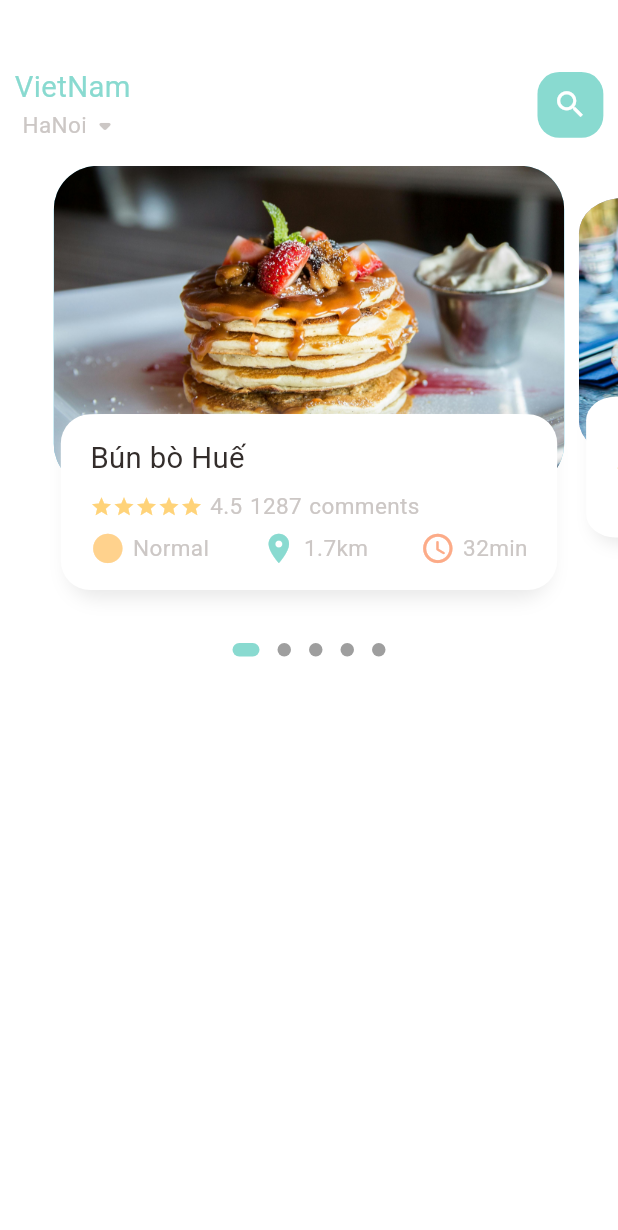
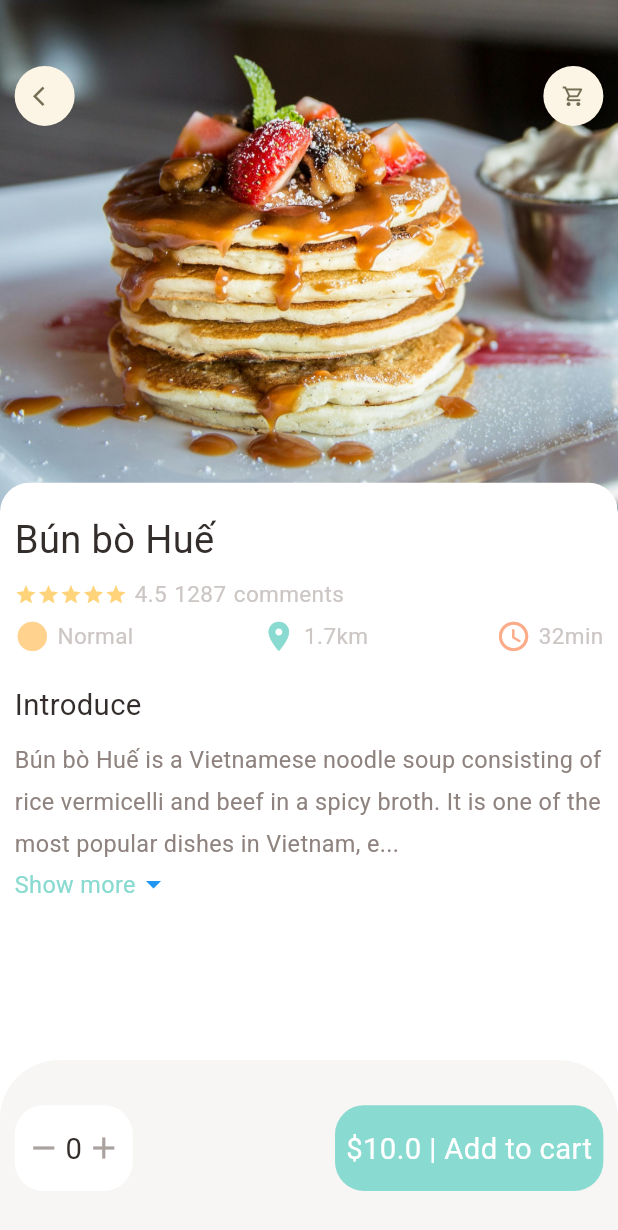
Before and after one commit to khanhphamvan204/MobileProject, a Flutter app: the screen it shows after launch, on a phone screen of 412 x 824 dp. Shown: the top 1230 px of the screen. Run offline on Flutter 3.47's test engine with Material 3 defaults, Android fonts, the phone set to English and light mode, and no system bars; drawn by our look-alikes of dots_indicator; our stand-ins replace get.

Commit message:
Stage 1 at FoodDetailPage

```diff
--- a/lib/Utility/dimensions.dart
+++ b/lib/Utility/dimensions.dart
@@ -20,9 +20,19 @@ class Dimensions {
   static double width30 = screenWidth / 28.13;
 
   static double font20 = screenHeight / 42.2;
+  static double font26 = screenHeight / 32.46;
+  static double font16 = screenHeight / 52.75;
   static double radius20 = screenHeight / 42.2;
   static double radius30 = screenHeight / 28.13;
   static double radius15 = screenHeight / 56.27;
 
   static double iconSize24 = screenHeight / 35.17;
+  static double iconSize16 = screenHeight / 52.75;
+
+  static double listViewImgSize = screenWidth / 3.25;
+  static double listViewTextContSize = screenWidth / 3.9;
+
+  static double popularFoodImgSize = screenHeight / 2.41;
+
+  static double bottomHeightBar = screenHeight / 7.03;
 }
--- a/lib/main.dart
+++ b/lib/main.dart
@@ -1,6 +1,7 @@
 import 'package:flutter/material.dart';
+import 'package:food_ordering/pages/food/popular_food_detail.dart';
 import 'package:get/get.dart';
-import './home/main_food_page.dart';
+import 'package:food_ordering/pages/home/main_food_page.dart';
 
 void main() {
   runApp(const MainApp());
@@ -18,7 +19,7 @@ class MainApp extends StatelessWidget {
         primarySwatch: Colors.blue,
         scaffoldBackgroundColor: Colors.white,
       ),
-      home: MainFoodPage(),
+      home: PopularFoodDetail(),
     );
   }
 }
--- /dev/null
+++ b/lib/pages/food/popular_food_detail.dart
@@ -0,0 +1,145 @@
+import 'package:flutter/material.dart';
+import 'package:food_ordering/Utility/color.dart';
+import 'package:food_ordering/Utility/dimensions.dart';
+import 'package:food_ordering/widgets/app_column.dart';
+import 'package:food_ordering/widgets/app_icon.dart';
+import 'package:food_ordering/widgets/big_text.dart';
+import 'package:food_ordering/widgets/expandable_text_widget.dart';
+import 'package:food_ordering/widgets/icon_and_text_widget.dart';
+import 'package:food_ordering/widgets/small_text.dart';
+
+class PopularFoodDetail extends StatelessWidget {
+  const PopularFoodDetail({super.key});
+
+  @override
+  Widget build(BuildContext context) {
+    return Scaffold(
+      backgroundColor: Colors.white,
+      body: Stack(
+        children: [
+          // Background Image
+          Positioned(
+            left: 0,
+            right: 0,
+            child: Container(
+              width: double.infinity,
+              height: Dimensions.popularFoodImgSize,
+              decoration: BoxDecoration(
+                image: DecorationImage(
+                  image: AssetImage("assets/images/food1.jpg"),
+                  fit: BoxFit.cover,
+                ),
+              ),
+            ),
+          ),
+          // App Bar
+          Positioned(
+            top: Dimensions.height45,
+            left: Dimensions.width20,
+            right: Dimensions.width20,
+            child: Row(
+              mainAxisAlignment: MainAxisAlignment.spaceBetween,
+              children: [
+                AppIcon(icon: Icons.arrow_back_ios),
+                AppIcon(icon: Icons.shopping_cart_outlined),
+              ],
+            ),
+          ),
+          Positioned(
+            left: 0,
+            right: 0,
+            bottom: 0,
+            top: Dimensions.popularFoodImgSize - 20,
+            child: Container(
+              padding: EdgeInsets.only(
+                left: Dimensions.width20,
+                right: Dimensions.width20,
+                top: Dimensions.height20,
+              ),
+              decoration: BoxDecoration(
+                color: Colors.white,
+                borderRadius: BorderRadius.only(
+                  topLeft: Radius.circular(Dimensions.radius20),
+                  topRight: Radius.circular(Dimensions.radius20),
+                ),
+              ),
+              child: Column(
+                crossAxisAlignment: CrossAxisAlignment.start,
+                children: [
+                  AppColumn(text: "Bún bò Huế"),
+                  SizedBox(height: Dimensions.height20),
+                  BigText(text: "Introduce"),
+                  SizedBox(height: Dimensions.height10),
+                  Expanded(
+                    child: SingleChildScrollView(
+                      child: ExpandableTextWidget(
+                        text:
+                            "Bún bò Huế is a Vietnamese noodle soup consisting of rice vermicelli and beef in a spicy broth. It is one of the most popular dishes in Vietnam, especially in the central region. Bún bò Huế is a Vietnamese noodle soup consisting of rice vermicelli and beef in a spicy broth. It is one of the most popular dishes in Vietnam, especially in the central region. Bún bò Huế is a Vietnamese noodle soup consisting of rice vermicelli and beef in a spicy broth. It is one of the most popular dishes in Vietnam, especially in the central region. Bún bò Huế is a Vietnamese noodle soup consisting of rice vermicelli and beef in a spicy broth. It is one of the most popular dishes in Vietnam, especially in the central region. Bún bò Huế is a Vietnamese noodle soup consisting of rice vermicelli and beef in a spicy broth. It is one of the most popular dishes in Vietnam, especially in the central region. Bún bò Huế is a Vietnamese noodle soup consisting of rice vermicelli and beef in a spicy broth. It is one of the most popular dishes in Vietnam, especially in the central region. Bún bò Huế is a Vietnamese noodle soup consisting of rice vermicelli and beef in a spicy broth. It is one of the most popular dishes in Vietnam, especially in the central region.",
+                      ),
+                    ),
+                  ),
+                ],
+              ),
+            ),
+          ),
+          // Food Details
+        ],
+      ),
+      bottomNavigationBar: Container(
+        height: Dimensions.bottomHeightBar,
+        padding: EdgeInsets.only(
+          top: Dimensions.height30,
+          bottom: Dimensions.height30,
+          left: Dimensions.width20,
+          right: Dimensions.width20,
+        ),
+        decoration: BoxDecoration(
+          color: AppColors.buttonBackgroundColor,
+          borderRadius: BorderRadius.only(
+            topLeft: Radius.circular(Dimensions.radius20 * 2),
+            topRight: Radius.circular(Dimensions.radius20 * 2),
+          ),
+        ),
+        child: Row(
+          mainAxisAlignment: MainAxisAlignment.spaceBetween,
+          children: [
+            Container(
+              padding: EdgeInsets.only(
+                top: Dimensions.height15,
+                bottom: Dimensions.height15,
+                left: Dimensions.width15,
+                right: Dimensions.width15,
+              ),
+              decoration: BoxDecoration(
+                borderRadius: BorderRadius.circular(Dimensions.radius20),
+                color: Colors.white,
+              ),
+              child: Row(
+                children: [
+                  Icon(Icons.remove, color: AppColors.signColor),
+                  SizedBox(width: Dimensions.width10 / 2),
+                  BigText(text: "0"),
+                  SizedBox(width: Dimensions.width10 / 2),
+                  Icon(Icons.add, color: AppColors.signColor),
+                ],
+              ),
+            ),
+            Container(
+              padding: EdgeInsets.only(
+                top: Dimensions.height15,
+                bottom: Dimensions.height15,
+                left: Dimensions.width15,
+                right: Dimensions.width15,
+              ),
+              decoration: BoxDecoration(
+                borderRadius: BorderRadius.circular(Dimensions.radius20),
+                color: AppColors.mainColor,
+              ),
+              child: BigText(text: "\$10.0 | Add to cart", color: Colors.white),
+            ),
+          ],
+        ),
+      ),
+    );
+  }
+}
--- a/lib/home/food_page_body.dart
+++ b/lib/pages/home/food_page_body.dart
@@ -2,6 +2,7 @@ import 'package:dots_indicator/dots_indicator.dart';
 import 'package:flutter/material.dart';
 import 'package:food_ordering/Utility/color.dart';
 import 'package:food_ordering/Utility/dimensions.dart';
+import 'package:food_ordering/widgets/app_column.dart';
 import 'package:food_ordering/widgets/big_text.dart';
 import 'package:food_ordering/widgets/icon_and_text_widget.dart';
 import 'package:food_ordering/widgets/small_text.dart';
@@ -60,6 +61,104 @@ class _FoodPageBodyState extends State<FoodPageBody> {
               borderRadius: BorderRadius.circular(5.0),
             ),
           ),
+        ),
+        SizedBox(height: Dimensions.height30),
+        Container(
+          margin: EdgeInsets.only(left: Dimensions.width30),
+          child: Row(
+            crossAxisAlignment: CrossAxisAlignment.end,
+            children: [
+              BigText(text: "Popular"),
+              SizedBox(width: Dimensions.width10),
+              Container(
+                margin: EdgeInsets.only(bottom: 3),
+                child: BigText(text: ".", color: Colors.black26),
+              ),
+              SizedBox(width: Dimensions.width10),
+              Container(
+                margin: EdgeInsets.only(bottom: 2),
+                child: SmallText(text: "Food Pairing"),
+              ),
+            ],
+          ),
+        ),
+        ListView.builder(
+          physics: NeverScrollableScrollPhysics(),
+          shrinkWrap: true,
+          itemCount: 10,
+          itemBuilder: (context, index) {
+            return Container(
+              margin: EdgeInsets.only(
+                left: Dimensions.width20,
+                right: Dimensions.width20,
+                bottom: Dimensions.height10,
+              ),
+              child: Row(
+                children: [
+                  Container(
+                    width: Dimensions.listViewImgSize,
+                    height: Dimensions.listViewImgSize,
+                    decoration: BoxDecoration(
+                      borderRadius: BorderRadius.circular(Dimensions.radius20),
+                      color: Colors.white38,
+                      image: DecorationImage(
+                        fit: BoxFit.cover,
+                        image: AssetImage("assets/images/food${index + 1}.jpg"),
+                      ),
+                    ),
+                  ),
+                  Expanded(
+                    child: Container(
+                      height: Dimensions.listViewTextContSize,
+                      decoration: BoxDecoration(
+                        borderRadius: BorderRadius.only(
+                          topRight: Radius.circular(Dimensions.radius20),
+                          bottomRight: Radius.circular(Dimensions.radius20),
+                        ),
+                        color: Colors.white,
+                      ),
+                      child: Padding(
+                        padding: EdgeInsets.only(
+                          left: Dimensions.width10,
+                          right: Dimensions.width10,
+                        ),
+                        child: Column(
+                          crossAxisAlignment: CrossAxisAlignment.start,
+                          mainAxisAlignment: MainAxisAlignment.center,
+                          children: [
+                            BigText(text: "Bún bò Huế"),
+                            SizedBox(height: Dimensions.height10),
+                            SmallText(text: "Vietnamese food"),
+                            SizedBox(height: Dimensions.height10),
+                            Row(
+                              mainAxisAlignment: MainAxisAlignment.spaceBetween,
+                              children: [
+                                IconAndTextWidget(
+                                  icon: Icons.circle_sharp,
+                                  text: "Normal",
+                                  iconColor: AppColors.iconColor1,
+                                ),
+                                IconAndTextWidget(
+                                  icon: Icons.location_on,
+                                  text: "1.7km",
+                                  iconColor: AppColors.mainColor,
+                                ),
+                                IconAndTextWidget(
+                                  icon: Icons.access_time_rounded,
+                                  text: "32min",
+                                  iconColor: AppColors.iconColor2,
+                                ),
+                              ],
+                            ),
+                          ],
+                        ),
+                      ),
+                    ),
+                  ),
+                ],
+              ),
+            );
+          },
         ),
       ],
     );
@@ -136,53 +235,7 @@ class _FoodPageBodyState extends State<FoodPageBody> {
                   left: Dimensions.height15,
                   right: Dimensions.height15,
                 ),
-                child: Column(
-                  crossAxisAlignment: CrossAxisAlignment.start,
-                  children: [
-                    BigText(text: "Bún bò Huế"),
-                    SizedBox(height: Dimensions.height10),
-                    Row(
-                      children: [
-                        Wrap(
-                          children: List.generate(5, (index) {
-                            return Icon(
-                              Icons.star,
-                              color: AppColors.yellowColor,
-                              size: 15,
-                            );
-                          }),
-                        ),
-                        SizedBox(width: Dimensions.width10),
-                        SmallText(text: "4.5"),
-                        SizedBox(width: Dimensions.width10),
-                        SmallText(text: "1287"),
-                        SizedBox(width: Dimensions.width10),
-                        SmallText(text: "comments"),
-                      ],
-                    ),
-                    SizedBox(height: Dimensions.width15),
-                    Row(
-                      mainAxisAlignment: MainAxisAlignment.spaceBetween,
-                      children: [
-                        IconAndTextWidget(
-                          icon: Icons.circle_sharp,
-                          text: "Normal",
-                          iconColor: AppColors.iconColor1,
-                        ),
-                        IconAndTextWidget(
-                          icon: Icons.location_on,
-                          text: "1.7km",
-                          iconColor: AppColors.mainColor,
-                        ),
-                        IconAndTextWidget(
-                          icon: Icons.access_time_rounded,
-                          text: "32min",
-                          iconColor: AppColors.iconColor2,
-                        ),
-                      ],
-                    ),
-                  ],
-                ),
+                child: AppColumn(text: "Phở"),
               ),
             ),
           ),
--- a/lib/home/main_food_page.dart
+++ b/lib/pages/home/main_food_page.dart
@@ -1,9 +1,9 @@
 import 'package:flutter/material.dart';
 import 'package:food_ordering/Utility/dimensions.dart';
-import 'package:food_ordering/home/food_page_body.dart';
-import '../Utility/color.dart';
-import '../widgets/big_text.dart';
-import '../widgets/small_text.dart';
+import 'package:food_ordering/pages/home/food_page_body.dart';
+import 'package:food_ordering/Utility/color.dart';
+import 'package:food_ordering/widgets/big_text.dart';
+import 'package:food_ordering/widgets/small_text.dart';
 
 class MainFoodPage extends StatefulWidget {
   const MainFoodPage({super.key});
@@ -66,7 +66,7 @@ class _MainFoodPage extends State<MainFoodPage> {
               ),
             ),
           ),
-          FoodPageBody(),
+          Expanded(child: SingleChildScrollView(child: FoodPageBody())),
         ],
       ),
     );
--- /dev/null
+++ b/lib/widgets/app_column.dart
@@ -0,0 +1,58 @@
+import 'package:flutter/material.dart';
+import 'package:food_ordering/Utility/color.dart';
+import 'package:food_ordering/Utility/dimensions.dart';
+import 'package:food_ordering/widgets/big_text.dart';
+import 'package:food_ordering/widgets/icon_and_text_widget.dart';
+import 'package:food_ordering/widgets/small_text.dart';
+
+class AppColumn extends StatelessWidget {
+  final String text;
+  const AppColumn({super.key, required this.text});
+
+  @override
+  Widget build(BuildContext context) {
+    return Column(
+      crossAxisAlignment: CrossAxisAlignment.start,
+      children: [
+        BigText(text: text, size: Dimensions.font26),
+        SizedBox(height: Dimensions.height10),
+        Row(
+          children: [
+            Wrap(
+              children: List.generate(5, (index) {
+                return Icon(Icons.star, color: AppColors.yellowColor, size: 15);
+              }),
+            ),
+            SizedBox(width: Dimensions.width10),
+            SmallText(text: "4.5"),
+            SizedBox(width: Dimensions.width10),
+            SmallText(text: "1287"),
+            SizedBox(width: Dimensions.width10),
+            SmallText(text: "comments"),
+          ],
+        ),
+        SizedBox(height: Dimensions.width15),
+        Row(
+          mainAxisAlignment: MainAxisAlignment.spaceBetween,
+          children: [
+            IconAndTextWidget(
+              icon: Icons.circle_sharp,
+              text: "Normal",
+              iconColor: AppColors.iconColor1,
+            ),
+            IconAndTextWidget(
+              icon: Icons.location_on,
+              text: "1.7km",
+              iconColor: AppColors.mainColor,
+            ),
+            IconAndTextWidget(
+              icon: Icons.access_time_rounded,
+              text: "32min",
+              iconColor: AppColors.iconColor2,
+            ),
+          ],
+        ),
+      ],
+    );
+  }
+}
--- /dev/null
+++ b/lib/widgets/app_icon.dart
@@ -0,0 +1,29 @@
+import 'package:flutter/material.dart';
+import 'package:food_ordering/Utility/dimensions.dart';
+
+class AppIcon extends StatelessWidget {
+  final IconData icon;
+  final Color backgroundColor;
+  final Color iconColor;
+  final double size;
+  const AppIcon({
+    super.key,
+    required this.icon,
+    this.backgroundColor = const Color(0xFFfcf4e4),
+    this.iconColor = const Color(0xFF756d54),
+    this.size = 40,
+  });
+
+  @override
+  Widget build(BuildContext context) {
+    return Container(
+      width: size,
+      height: size,
+      decoration: BoxDecoration(
+        borderRadius: BorderRadius.circular(size / 2),
+        color: backgroundColor,
+      ),
+      child: Icon(icon, color: iconColor, size: Dimensions.iconSize16),
+    );
+  }
+}
--- /dev/null
+++ b/lib/widgets/expandable_text_widget.dart
@@ -0,0 +1,79 @@
+import 'package:flutter/material.dart';
+import 'package:food_ordering/Utility/color.dart';
+import 'package:food_ordering/Utility/dimensions.dart';
+import 'package:food_ordering/widgets/small_text.dart';
+
+class ExpandableTextWidget extends StatefulWidget {
+  final String text;
+  const ExpandableTextWidget({super.key, required this.text});
+
+  @override
+  _ExpandableTextWidgetState createState() => _ExpandableTextWidgetState();
+}
+
+class _ExpandableTextWidgetState extends State<ExpandableTextWidget> {
+  late String firstHalf;
+  late String secondHalf;
+  bool hiddenText = true;
+  double textHeight = Dimensions.screenHeight / 5.63;
+  @override
+  void initState() {
+    super.initState();
+    if (widget.text.length > textHeight) {
+      firstHalf = widget.text.substring(0, textHeight.toInt());
+      secondHalf = widget.text.substring(
+        textHeight.toInt() + 1,
+        widget.text.length,
+      );
+    } else {
+      firstHalf = widget.text;
+      secondHalf = "";
+    }
+  }
+
+  @override
+  Widget build(BuildContext context) {
+    return Container(
+      child:
+          secondHalf.isEmpty
+              ? SmallText(text: firstHalf)
+              : Column(
+                children: [
+                  SmallText(
+                    text:
+                        hiddenText
+                            ? ("$firstHalf...")
+                            : (firstHalf + secondHalf),
+                    size: Dimensions.font16,
+                    color: AppColors.paraColor,
+                    height: 1.8,
+                  ),
+                  InkWell(
+                    onTap: () {
+                      setState(() {
+                        hiddenText = !hiddenText;
+                      });
+                    },
+                    child: Row(
+                      children: [
+                        Text(
+                          hiddenText ? "Show more" : "Show less",
+                          style: TextStyle(
+                            color: AppColors.mainColor,
+                            fontSize: Dimensions.font16,
+                          ),
+                        ),
+                        Icon(
+                          hiddenText
+                              ? Icons.arrow_drop_down
+                              : Icons.arrow_drop_up,
+                          color: Colors.blue,
+                        ),
+                      ],
+                    ),
+                  ),
+                ],
+              ),
+    );
+  }
+}
```
Also changed, not shown: assets/images/food10.jpg (added), assets/images/food6.jpg (added), assets/images/food7.jpg (added), assets/images/food8.jpg (added), assets/images/food9.jpg (added).
